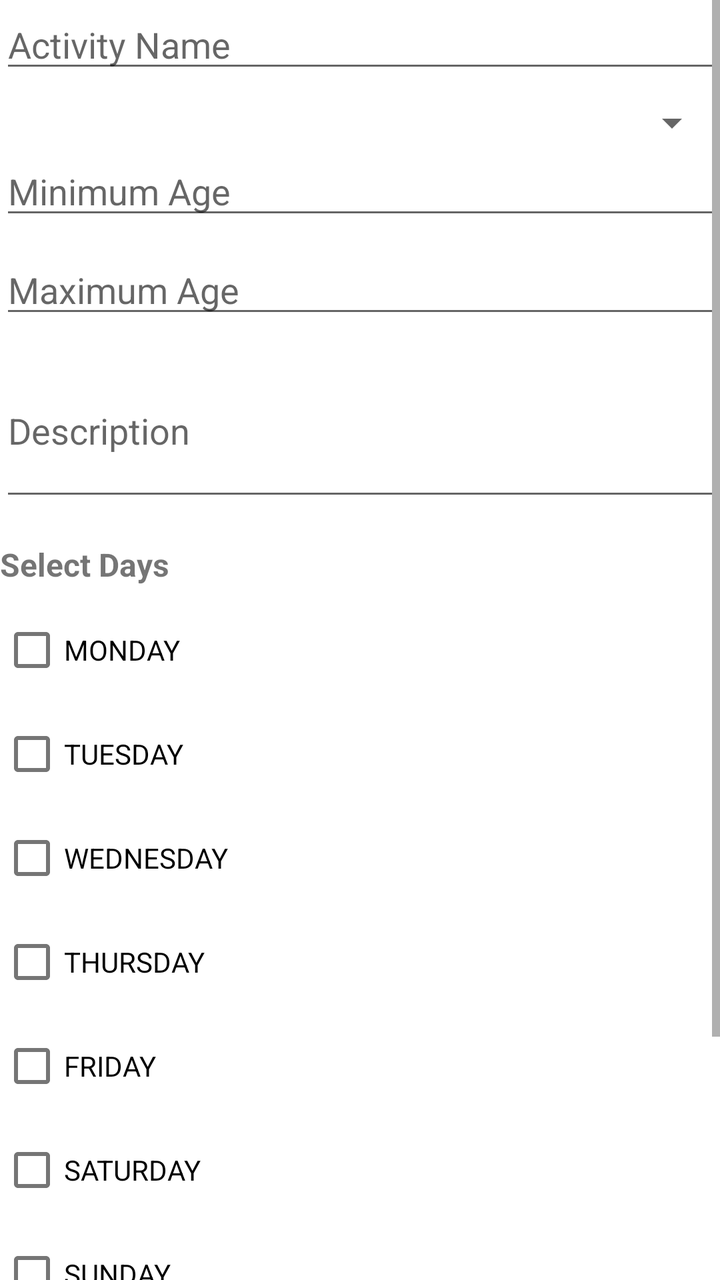
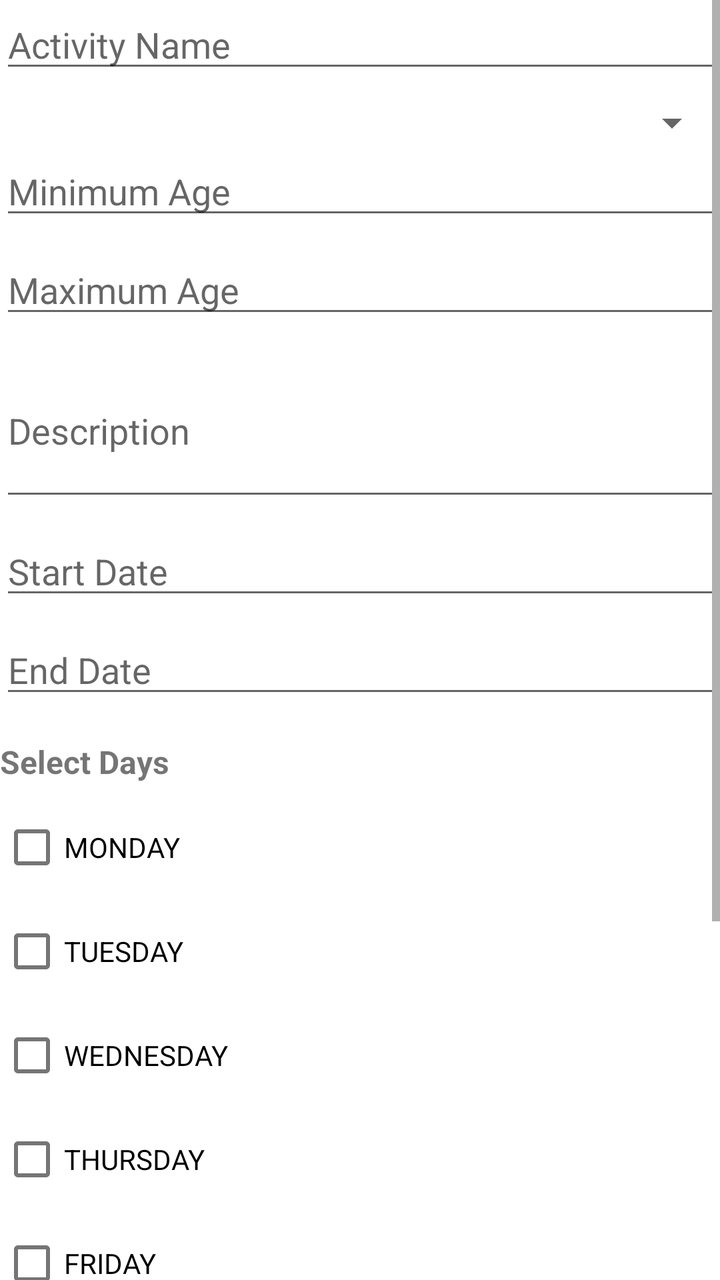

Compare the two renders of this Android layout. The source of the first and the diff that turns it into the second are given below.
<!-- AndroidManifest.xml: application theme Theme.YouthSphere -->
<!-- res/layout/bottom_sheet_add_activity.xml -->
<?xml version="1.0" encoding="utf-8"?>
<ScrollView xmlns:android="http://schemas.android.com/apk/res/android"
    android:layout_width="match_parent"
    android:layout_height="match_parent"
    xmlns:app="http://schemas.android.com/apk/res-auto">

    <LinearLayout
        android:layout_width="match_parent"
        android:layout_height="wrap_content"
        app:layout_behavior="com.google.android.material.bottomsheet.BottomSheetBehavior"
        style="@style/styleWithFixedWidth"
        android:orientation="vertical">

        <EditText
            android:id="@+id/etName"
            android:layout_width="match_parent"
            android:layout_height="wrap_content"
            android:hint="Activity Name"
            />

        <Spinner
            android:id="@+id/spinnerDomain"
            android:layout_width="match_parent"
            android:layout_height="wrap_content"
            android:layout_marginTop="8dp"
            />

        <EditText
            android:id="@+id/etMinAge"
            android:layout_width="match_parent"
            android:layout_height="wrap_content"
            android:hint="Minimum Age"
            android:inputType="number"
            android:layout_marginBottom="8dp"
           />

        <EditText
            android:id="@+id/etMaxAge"
            android:layout_width="match_parent"
            android:layout_height="wrap_content"
            android:hint="Maximum Age"
            android:inputType="number"
            android:layout_marginBottom="8dp"
            />

        <EditText
            android:id="@+id/etDescription"
            android:layout_width="match_parent"
            android:layout_height="wrap_content"
            android:hint="Description"
            android:inputType="textMultiLine"
            android:minLines="3"
            android:layout_marginBottom="8dp"
        />

        <TextView
            android:layout_width="wrap_content"
            android:layout_height="wrap_content"
            android:text="Select Days"
            android:textStyle="bold"
            android:layout_marginTop="8dp"
            android:layout_marginBottom="8dp"
            android:textSize="16sp" />

        
        <LinearLayout
            android:id="@+id/daysCheckboxContainer"
            android:layout_width="match_parent"
            android:layout_height="wrap_content"
            android:orientation="vertical"
            android:layout_marginBottom="12dp">

            <CheckBox
                android:id="@+id/cbMonday"
                android:layout_width="match_parent"
                android:layout_height="wrap_content"
                android:text="MONDAY"
                android:layout_marginBottom="4dp" />

            <CheckBox
                android:id="@+id/cbTuesday"
                android:layout_width="match_parent"
                android:layout_height="wrap_content"
                android:text="TUESDAY"
                android:layout_marginBottom="4dp" />

            <CheckBox
                android:id="@+id/cbWednesday"
                android:layout_width="match_parent"
                android:layout_height="wrap_content"
                android:text="WEDNESDAY"
                android:layout_marginBottom="4dp" />

            <CheckBox
                android:id="@+id/cbThursday"
                android:layout_width="match_parent"
                android:layout_height="wrap_content"
                android:text="THURSDAY"
                android:layout_marginBottom="4dp" />

            <CheckBox
                android:id="@+id/cbFriday"
                android:layout_width="match_parent"
                android:layout_height="wrap_content"
                android:text="FRIDAY"
                android:layout_marginBottom="4dp" />

            <CheckBox
                android:id="@+id/cbSaturday"
                android:layout_width="match_parent"
                android:layout_height="wrap_content"
                android:text="SATURDAY"
                android:layout_marginBottom="4dp" />

            <CheckBox
                android:id="@+id/cbSunday"
                android:layout_width="match_parent"
                android:layout_height="wrap_content"
                android:text="SUNDAY"
                android:layout_marginBottom="4dp" />

        </LinearLayout>

        <EditText
            android:id="@+id/etMaxParticipants"
            android:layout_width="match_parent"
            android:layout_height="wrap_content"
            android:hint="Max Participants"
            android:inputType="number"
            android:layout_marginBottom="16dp"
           />

        <Button
            android:id="@+id/btnAddActivity"
            android:layout_width="match_parent"
            android:layout_height="wrap_content"
            android:text="Create Activity"
            android:layout_marginTop="8dp" />
    </LinearLayout>
</ScrollView>
<!-- resources referenced by this layout -->
<resources>
  <style name="styleWithFixedWidth">
          <item name="android:maxWidth">550dp</item>
      </style>
  <style name="Theme.YouthSphere" parent="Theme.MaterialComponents.DayNight.NoActionBar">
          
          <item name="colorPrimary">@color/indigo_600</item>
          <item name="colorPrimaryVariant">@color/indigo_800</item>
          <item name="colorOnPrimary">@color/white</item>
  
          
          <item name="colorSecondary">@color/amber_400</item>
          <item name="colorSecondaryVariant">@color/amber_600</item>
          <item name="colorOnSecondary">@color/black</item>
  
          
          <item name="android:windowBackground">@color/white</item>
          <item name="colorSurface">@color/white</item>
          <item name="colorOnBackground">@color/black</item>
          <item name="colorOnSurface">@color/black</item>
  
          
          <item name="android:statusBarColor">@color/indigo_800</item>
  
          
          <item name="actionBarTheme">@style/ThemeOverlay.MaterialComponents.Dark.ActionBar</item>
          <item name="actionBarPopupTheme">@style/ThemeOverlay.MaterialComponents.Light</item>
  
          
          <item name="popupMenuStyle">@style/PopupMenu.MaterialComponents</item>
      </style>
  <color name="indigo_600">#3949AB</color>
  <color name="indigo_800">#283593</color>
  <color name="white">#FFFFFF</color>
  <color name="amber_400">#FFCA28</color>
  <color name="amber_600">#FFB300</color>
  <color name="black">#000000</color>
  <style name="ThemeOverlay.MaterialComponents.Dark.ActionBar">
          <item name="android:textColorPrimary">@color/white</item>
          <item name="colorControlNormal">@color/white</item>
          <item name="android:textColorSecondary">@color/white</item>
      </style>
  <style name="ThemeOverlay.MaterialComponents.Light">
          <item name="android:textColorPrimary">@color/black</item>
          <item name="android:background">@color/white</item>
      </style>
  <style name="PopupMenu.MaterialComponents" parent="@style/Widget.MaterialComponents.PopupMenu">
          <item name="android:textColor">?attr/colorOnSurface</item>
          <item name="android:background">?attr/colorSurface</item>
          <item name="android:dropDownVerticalOffset">4dp</item>
      </style>
</resources>

<!-- the commit's change to res/layout/bottom_sheet_add_activity.xml (unified diff, before → after) -->
@@ -52,6 +52,27 @@
             android:minLines="3"
             android:layout_marginBottom="8dp"
         />
+
+        <EditText
+            android:id="@+id/etStartDate"
+            android:layout_width="match_parent"
+            android:layout_height="wrap_content"
+            android:hint="Start Date"
+            android:focusable="false"
+            android:clickable="true"
+            android:inputType="none"
+            android:layout_marginBottom="8dp" />
+
+        <EditText
+            android:id="@+id/etEndDate"
+            android:layout_width="match_parent"
+            android:layout_height="wrap_content"
+            android:hint="End Date"
+            android:focusable="false"
+            android:clickable="true"
+            android:inputType="none"
+            android:layout_marginBottom="8dp" />
+
 
         <TextView
             android:layout_width="wrap_content"
